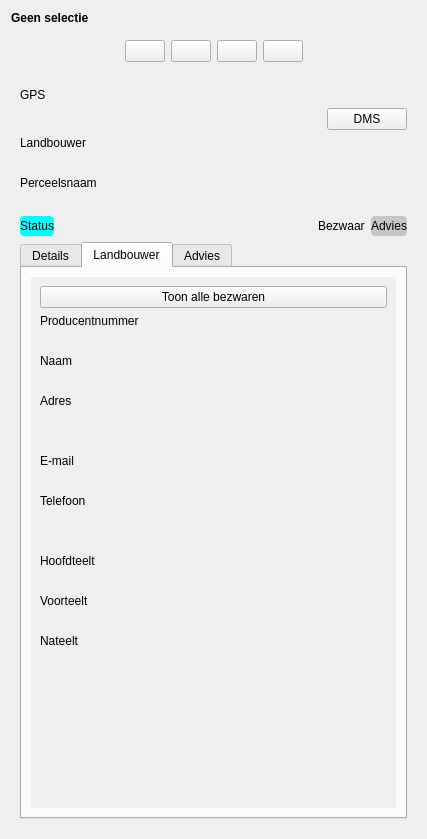
This is ui_parcelinfowidget.ui in DOV-Vlaanderen/erosiebezwaren as Qt 5 draws it before an edit. The edited form follows.
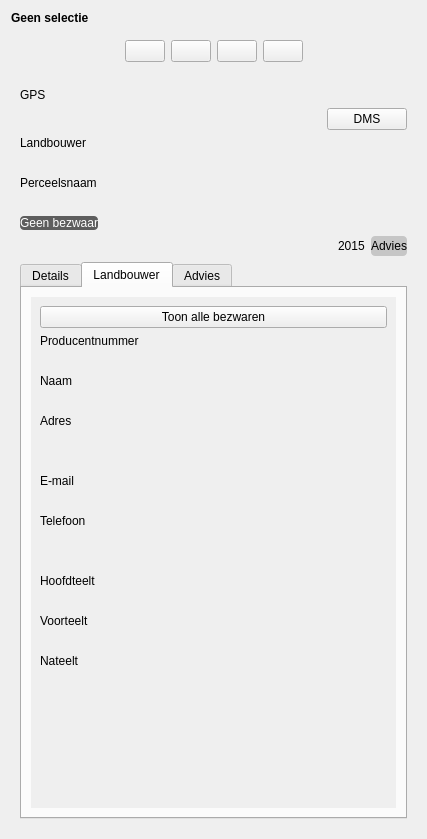
This is the edited form. The open tabs and pages were chosen to show the change. Icons and pictures are not drawn. Custom widgets are drawn as their Qt base class.

```diff
--- a/ui_parcelinfowidget.ui
+++ b/ui_parcelinfowidget.ui
@@ -256,6 +256,25 @@
         </property>
        </widget>
       </item>
+      <item>
+       <widget class="DefaultColorValueLabel" name="efw_advies_behandeld">
+        <property name="sizePolicy">
+         <sizepolicy hsizetype="Maximum" vsizetype="Preferred">
+          <horstretch>0</horstretch>
+          <verstretch>0</verstretch>
+         </sizepolicy>
+        </property>
+        <property name="styleSheet">
+         <string notr="true">* { background-color: #5D5D5D; color: white; border-radius: 4px;}</string>
+        </property>
+        <property name="text">
+         <string>Geen bezwaar</string>
+        </property>
+        <property name="margin">
+         <number>4</number>
+        </property>
+       </widget>
+      </item>
       <item>
        <layout class="QHBoxLayout" name="horizontalLayout">
         <property name="spacing">
@@ -264,25 +283,6 @@
         <property name="sizeConstraint">
          <enum>QLayout::SetDefaultConstraint</enum>
         </property>
-        <item>
-         <widget class="DefaultColorValueLabel" name="efw_advies_behandeld">
-          <property name="sizePolicy">
-           <sizepolicy hsizetype="Maximum" vsizetype="Preferred">
-            <horstretch>0</horstretch>
-            <verstretch>0</verstretch>
-           </sizepolicy>
-          </property>
-          <property name="styleSheet">
-           <string notr="true">* { background-color: cyan; border-radius: 4px;}</string>
-          </property>
-          <property name="text">
-           <string>Status</string>
-          </property>
-          <property name="margin">
-           <number>4</number>
-          </property>
-         </widget>
-        </item>
         <item>
          <spacer name="horizontalSpacer">
           <property name="orientation">
@@ -305,7 +305,7 @@
            </sizepolicy>
           </property>
           <property name="text">
-           <string>Bezwaar</string>
+           <string>2015</string>
           </property>
           <property name="margin">
            <number>4</number>
@@ -726,14 +726,14 @@
              <property name="geometry">
               <rect>
                <x>0</x>
-               <y>-130</y>
+               <y>0</y>
                <width>356</width>
-               <height>534</height>
+               <height>533</height>
               </rect>
              </property>
              <layout class="QVBoxLayout" name="verticalLayout_7">
               <item>
-               <widget class="QPushButton" name="btn_anderePercelen">
+               <widget class="EnabledBooleanButton" name="efwBtnAndereBezwaren_advies_behandeld">
                 <property name="text">
                  <string>Toon alle bezwaren</string>
                 </property>
```
Left out of the diff: 8 changed lines with no effect on the pictures.
